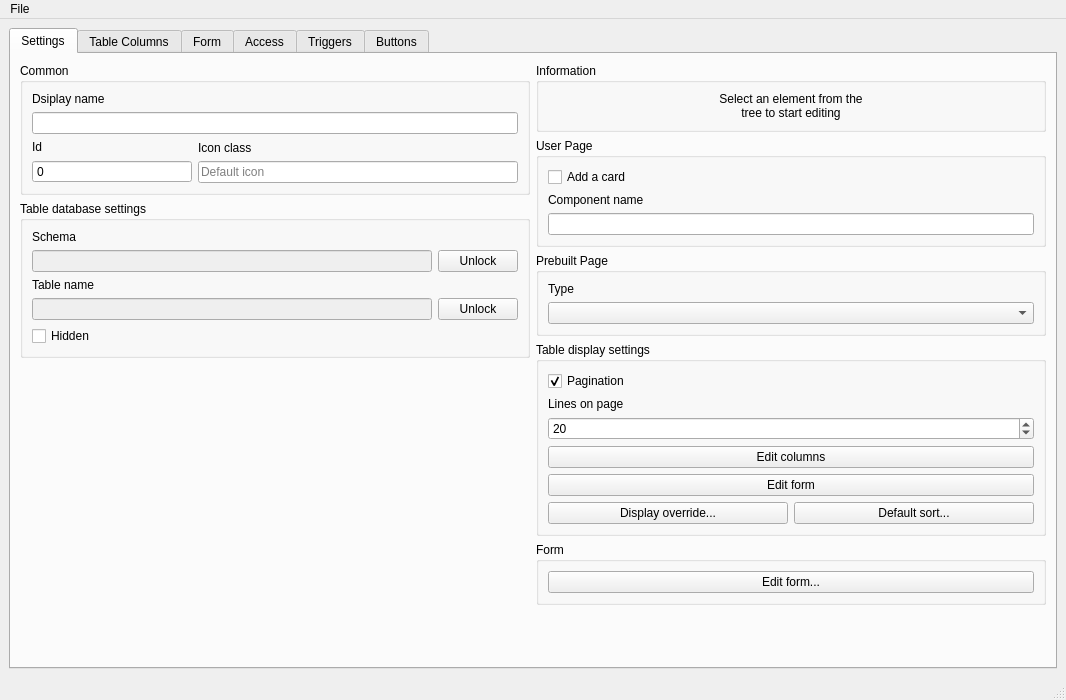
The window that src/ui/ui_source/hirerachy_edtior.ui (SqrtMinusOne/ERMaket) describes before a commit, drawn with Qt 5.
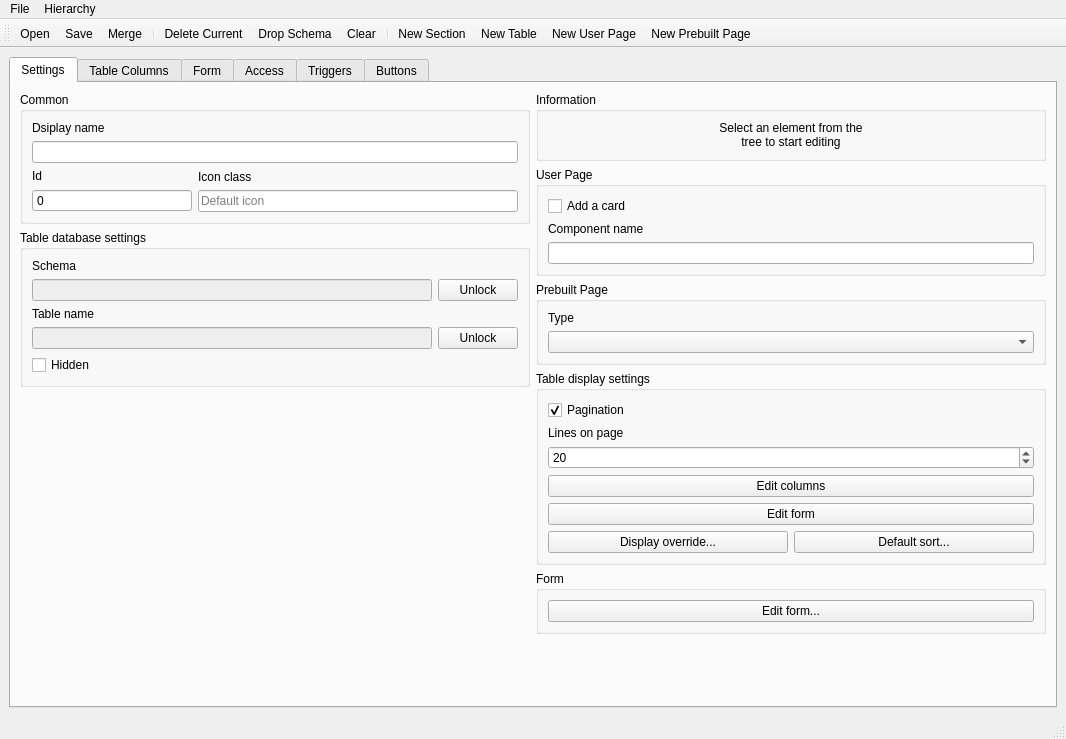
The same window after the commit. Icons and pictures are not drawn.

Commit message: Hierarchy edtior done!

Diff of the .ui file:
```diff
--- a/src/ui/ui_source/hirerachy_edtior.ui
+++ b/src/ui/ui_source/hirerachy_edtior.ui
@@ -7,7 +7,7 @@
     <x>0</x>
     <y>0</y>
     <width>1066</width>
-    <height>700</height>
+    <height>739</height>
    </rect>
   </property>
   <property name="windowTitle">
@@ -437,6 +437,30 @@
     </item>
    </layout>
   </widget>
+  <widget class="QStatusBar" name="statusbar"/>
+  <widget class="QToolBar" name="toolBar">
+   <property name="windowTitle">
+    <string>toolBar</string>
+   </property>
+   <attribute name="toolBarArea">
+    <enum>TopToolBarArea</enum>
+   </attribute>
+   <attribute name="toolBarBreak">
+    <bool>false</bool>
+   </attribute>
+   <addaction name="action_open"/>
+   <addaction name="action_save"/>
+   <addaction name="action_merge"/>
+   <addaction name="separator"/>
+   <addaction name="action_delete_current"/>
+   <addaction name="action_drop_schema"/>
+   <addaction name="action_clear"/>
+   <addaction name="separator"/>
+   <addaction name="action_new_section"/>
+   <addaction name="action_new_table"/>
+   <addaction name="action_new_page"/>
+   <addaction name="action_new_prebuilt_page"/>
+  </widget>
   <widget class="QMenuBar" name="menubar">
    <property name="geometry">
     <rect>
@@ -456,9 +480,24 @@
     <addaction name="separator"/>
     <addaction name="action_exit"/>
    </widget>
+   <widget class="QMenu" name="menuHierarchy">
+    <property name="title">
+     <string>Hierarchy</string>
+    </property>
+    <addaction name="action_merge"/>
+    <addaction name="separator"/>
+    <addaction name="action_delete_current"/>
+    <addaction name="action_drop_schema"/>
+    <addaction name="action_clear"/>
+    <addaction name="separator"/>
+    <addaction name="action_new_section"/>
+    <addaction name="action_new_table"/>
+    <addaction name="action_new_page"/>
+    <addaction name="action_new_prebuilt_page"/>
+   </widget>
    <addaction name="menuFile"/>
+   <addaction name="menuHierarchy"/>
   </widget>
-  <widget class="QStatusBar" name="statusbar"/>
   <action name="action_open">
    <property name="text">
     <string>Open</string>
@@ -487,6 +526,81 @@
     <string>Save as...</string>
    </property>
   </action>
+  <action name="action_merge">
+   <property name="icon">
+    <iconset resource="../../../resources/icons.qrc">
+     <normaloff>:/icons/merge.png</normaloff>:/icons/merge.png</iconset>
+   </property>
+   <property name="text">
+    <string>Merge</string>
+   </property>
+   <property name="toolTip">
+    <string>Merge...</string>
+   </property>
+  </action>
+  <action name="action_drop_schema">
+   <property name="icon">
+    <iconset resource="../../../resources/icons.qrc">
+     <normaloff>:/icons/drop_schema.png</normaloff>:/icons/drop_schema.png</iconset>
+   </property>
+   <property name="text">
+    <string>Drop Schema</string>
+   </property>
+  </action>
+  <action name="action_clear">
+   <property name="icon">
+    <iconset resource="../../../resources/icons.qrc">
+     <normaloff>:/icons/clear.png</normaloff>:/icons/clear.png</iconset>
+   </property>
+   <property name="text">
+    <string>Clear</string>
+   </property>
+  </action>
+  <action name="action_new_section">
+   <property name="icon">
+    <iconset resource="../../../resources/icons.qrc">
+     <normaloff>:/icons/entry.png</normaloff>:/icons/entry.png</iconset>
+   </property>
+   <property name="text">
+    <string>New Section</string>
+   </property>
+  </action>
+  <action name="action_new_table">
+   <property name="icon">
+    <iconset resource="../../../resources/icons.qrc">
+     <normaloff>:/icons/table.png</normaloff>:/icons/table.png</iconset>
+   </property>
+   <property name="text">
+    <string>New Table</string>
+   </property>
+  </action>
+  <action name="action_new_page">
+   <property name="icon">
+    <iconset resource="../../../resources/icons.qrc">
+     <normaloff>:/icons/page.png</normaloff>:/icons/page.png</iconset>
+   </property>
+   <property name="text">
+    <string>New User Page</string>
+   </property>
+  </action>
+  <action name="action_new_prebuilt_page">
+   <property name="icon">
+    <iconset resource="../../../resources/icons.qrc">
+     <normaloff>:/icons/prebuiltPage.png</normaloff>:/icons/prebuiltPage.png</iconset>
+   </property>
+   <property name="text">
+    <string>New Prebuilt Page</string>
+   </property>
+  </action>
+  <action name="action_delete_current">
+   <property name="icon">
+    <iconset resource="../../../resources/icons.qrc">
+     <normaloff>:/icons/delete.png</normaloff>:/icons/delete.png</iconset>
+   </property>
+   <property name="text">
+    <string>Delete Current</string>
+   </property>
+  </action>
  </widget>
  <resources>
   <include location="../../../resources/icons.qrc"/>
```
Left out of the diff: 4 changed lines with no effect on the pictures. The commit also changes 11 other files.
